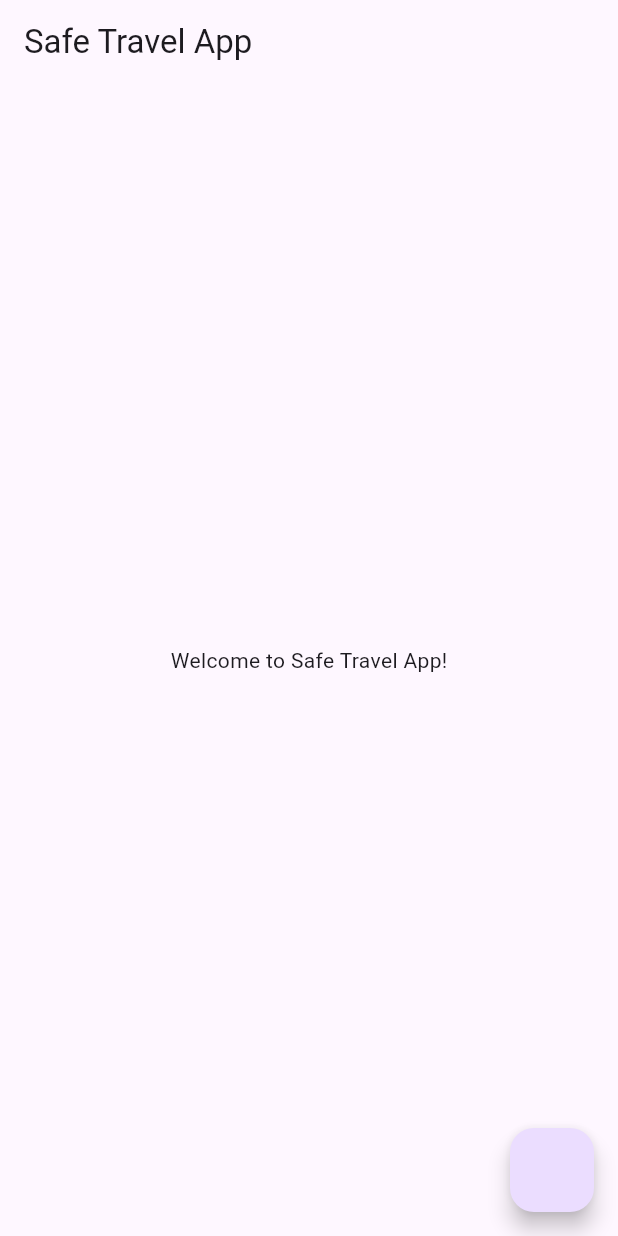
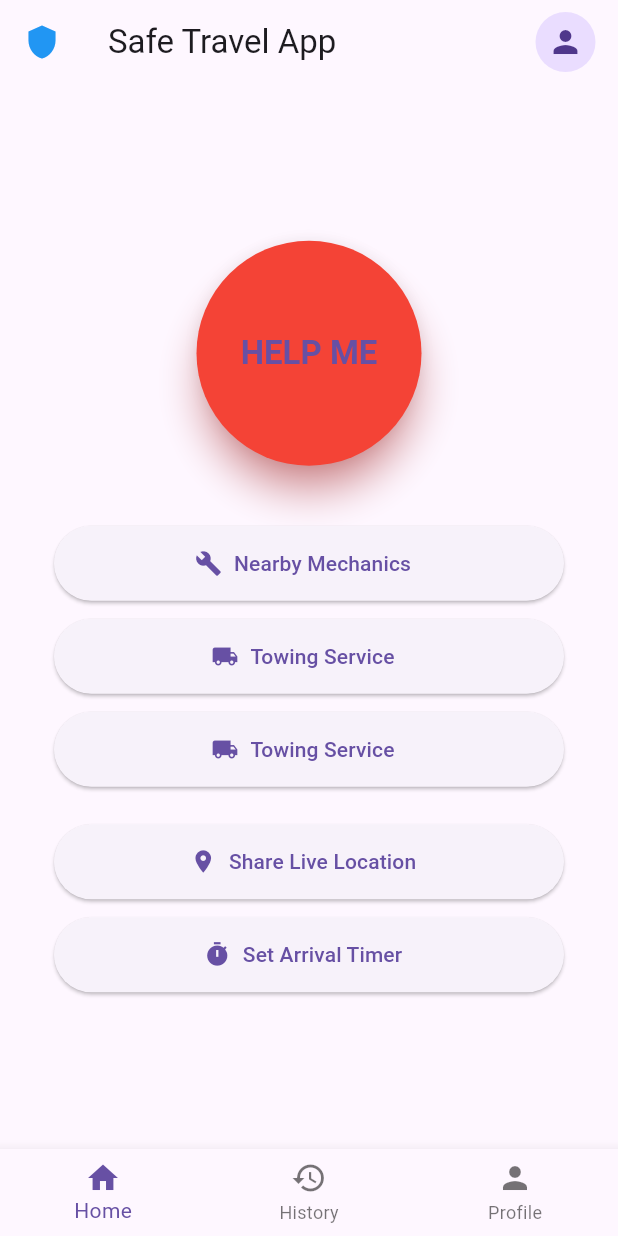
Before and after one commit to Mansi-raval-03/Safe_Travel_App, a Flutter app: the HomeScreen screen opened directly, on a phone screen of 412 x 824 dp. Run offline on Flutter 3.47's test engine with Material 3 defaults, Android fonts, the phone set to English and light mode, and no system bars.

Commit message:
feat: refactor app structure, implement profile and chat screens, and update navigation

```diff
--- a/lib/main.dart
+++ b/lib/main.dart
@@ -1,27 +1,21 @@
 import 'package:flutter/material.dart';
-import 'package:safe_travel_app/screens/home/home_screen.dart';
-import 'package:supabase_flutter/supabase_flutter.dart';
-void main() async {
-  WidgetsFlutterBinding.ensureInitialized();
-  await Supabase.initialize(
-    url: 'https://xtndrzhtcjalwggisavp.supabase.co',
-    anonKey: 'eyJhbGciOiJIUzI1NiIsInR5cCI6IkpXVCJ9.eyJpc3MiOiJzdXBhYmFzZSIsInJlZiI6Inh0bmRyemh0Y2phbHdnZ2lzYXZwIiwicm9sZSI6ImFub24iLCJpYXQiOjE3NTYzOTgwODQsImV4cCI6MjA3MTk3NDA4NH0.faxzqPBdX_bxUveRvk_wLDWjCNDKQyPg1Cm5OKqJ244',
-  );
-  runApp(const MyApp());
+import 'package:safe_travel_app/screens/splash/welcome_screen.dart';
+
+void main() {
+  runApp(SafeTravelApp());
 }
 
-class MyApp extends StatelessWidget {
-  const MyApp({super.key});
+class SafeTravelApp extends StatelessWidget {
+  const SafeTravelApp({super.key});
 
-  // This widget is the root of your application.
   @override
   Widget build(BuildContext context) {
     return MaterialApp(
-      title: 'Flutter Demo',
+      title: 'Safe Travel App',
       theme: ThemeData(
-       colorScheme: ColorScheme.fromSeed(seedColor: Colors.deepPurple),
+        primarySwatch: Colors.blue,
       ),
-      home: const HomeScreen(),
+      home: WelcomeScreen(),
     );
   }
 }
--- /dev/null
+++ b/lib/screens/bottom_navigation_bar.dart
@@ -0,0 +1,41 @@
+import 'package:flutter/material.dart';
+import 'package:safe_travel_app/screens/Location/nearby_location_screen.dart';
+import 'package:safe_travel_app/screens/home/home_screen.dart';
+import 'package:safe_travel_app/screens/profile/profile_screen.dart';
+
+class BottomNavBar extends StatefulWidget {
+  final int selectedIndex;
+  const BottomNavBar({super.key, required this.selectedIndex});
+
+  @override
+  State<BottomNavBar> createState() => _BottomNavBarState();
+}
+
+class _BottomNavBarState extends State<BottomNavBar> {
+  @override
+  Widget build(BuildContext context) {
+    void onItemTapped(int index) {
+      switch (index) {
+        case 0:
+          Navigator.pushReplacement(context, MaterialPageRoute(builder: (_) => HomeScreen()));
+          break;
+        case 1:
+          Navigator.pushReplacement(context, MaterialPageRoute(builder: (_) => NearbyLocationScreen()));
+          break;
+        case 2:
+          Navigator.pushReplacement(context, MaterialPageRoute(builder: (_) => ProfileScreen()));
+          break;
+      }
+    }
+
+    return BottomNavigationBar(
+      currentIndex: widget.selectedIndex,
+      onTap: onItemTapped,
+      items: const [
+        BottomNavigationBarItem(icon: Icon(Icons.home), label: 'Home'),
+        BottomNavigationBarItem(icon: Icon(Icons.history), label: 'History'),
+        BottomNavigationBarItem(icon: Icon(Icons.person), label: 'Profile'),
+      ],
+    );
+  }
+}
--- a/lib/screens/home/home_screen.dart
+++ b/lib/screens/home/home_screen.dart
@@ -1,51 +1,86 @@
 import 'package:flutter/material.dart';
+import 'package:safe_travel_app/screens/Emergency_Assistance/emergency_sssistance_screen.dart';
+import 'package:safe_travel_app/screens/Location/nearby_location_screen.dart';
+import 'package:safe_travel_app/screens/bottom_navigation_bar.dart';
 
-class HomeScreen extends StatefulWidget {
-  const HomeScreen({super.key});
+class HomeScreen extends StatelessWidget {
+  void _navigateToNearbyMechanics(BuildContext context) {
+    Navigator.push(context, MaterialPageRoute(builder: (_) => NearbyLocationScreen()));
+  }
 
-  @override
-  State<HomeScreen> createState() => HomeScreenState();
-}
+  void _navigateToEmergencyAssistance(BuildContext context) {
+    Navigator.push(context, MaterialPageRoute(builder: (_) => EmergencyAssistanceScreen()));
+  }
 
-class HomeScreenState extends State<HomeScreen> {
   @override
   Widget build(BuildContext context) {
     return Scaffold(
-      appBar: AppBar(title: Text('Safe Travel App')),
-      body: Center(child: Text('Welcome to Safe Travel App!')),
-      floatingActionButton: FloatingActionButton(
-        onPressed: () {
-          showDialog(
-            context: context,
-            builder: (BuildContext context) {
-              return AlertDialog(
-                title: Text('Login'),
-                content: Column(
-                  mainAxisSize: MainAxisSize.min,
-                  children: [
-                    TextField(
-                      decoration: InputDecoration(labelText: 'Username'),
-                    ),
-                    const SizedBox(height: 16),
-                    TextField(
-                      obscureText: true,
-                      decoration: InputDecoration(labelText: 'Password'),
-                    ),
-                  ],
-                ),
-                actions: [
-                  TextButton(
-                    onPressed: () {
-                      Navigator.pop(context);
-                    },
-                    child: Icon(Icons.navigation),
-                  ),
-                ],
-              );
-            },
-          );
-        },
+      appBar: AppBar(
+        title: Text("Safe Travel App"),
+        actions: [
+          Padding(
+            padding: EdgeInsets.only(right: 15),
+            child: CircleAvatar(child: Icon(Icons.person)),
+          )
+        ],
+        leading: Icon(Icons.shield, color: Colors.blue),
       ),
+      body: Padding(
+        padding: EdgeInsets.all(36),
+        child: Column(
+          mainAxisAlignment: MainAxisAlignment.center,
+          children: [
+            ElevatedButton(
+              onPressed: () => _navigateToEmergencyAssistance(context),
+              style: ElevatedButton.styleFrom(
+                backgroundColor: Colors.red,
+                shadowColor: Colors.redAccent,
+                elevation: 10,
+                fixedSize: Size(150, 150),
+                shape: CircleBorder(),
+                textStyle: TextStyle(fontSize: 22, fontWeight: FontWeight.bold),
+              ),
+              child: Text('HELP ME'),
+            ),
+            SizedBox(height: 40),
+            ElevatedButton.icon(
+              onPressed: () => _navigateToNearbyMechanics(context),
+              icon: Icon(Icons.build),
+              label: Text('Nearby Mechanics'),
+              style: ElevatedButton.styleFrom(minimumSize: Size(double.infinity, 50)),
+            ),
+            SizedBox(height: 12),
+            ElevatedButton.icon(
+              onPressed: () {},
+              icon: Icon(Icons.local_shipping),
+              label: Text('Towing Service'),
+              style: ElevatedButton.styleFrom(minimumSize: Size(double.infinity, 50)),
+            ),
+            SizedBox(height: 12),
+            ElevatedButton.icon(
+              onPressed: () {},
+              icon: Icon(Icons.local_shipping),
+              label: Text('Towing Service'),
+              style: ElevatedButton.styleFrom(minimumSize: Size(double.infinity, 50)),
+            ),
+            SizedBox(height: 25),
+            ElevatedButton.icon(
+              onPressed: () {},
+              icon: Icon(Icons.location_on),
+              label: Text('Share Live Location'),
+              style: ElevatedButton.styleFrom(minimumSize: Size(double.infinity, 50)),
+            ),
+            SizedBox(height: 12),
+            ElevatedButton.icon(
+              onPressed: () {},
+              icon: Icon(Icons.timer),
+              label: Text('Set Arrival Timer'),
+              style: ElevatedButton.styleFrom(minimumSize: Size(double.infinity, 50)),
+            ),
+          ],
+        ),
+      ),
+      bottomNavigationBar: BottomNavBar(selectedIndex: 0),
     );
   }
 }
```
Also changed, not shown: lib/screens/Chat/chat_screen.dart (added, +143 -0 lines), lib/screens/Emergency_Assistance/emergency_sssistance_screen.dart (added, +99 -0 lines), lib/screens/Location/nearby_location_screen.dart (added, +76 -0 lines), lib/screens/profile/profile_screen.dart (+92 -0 lines), lib/screens/splash/welcome_screen.dart (added, +59 -0 lines), lib/screens/splash/splash_screen.dart (deleted), 2 other files.
